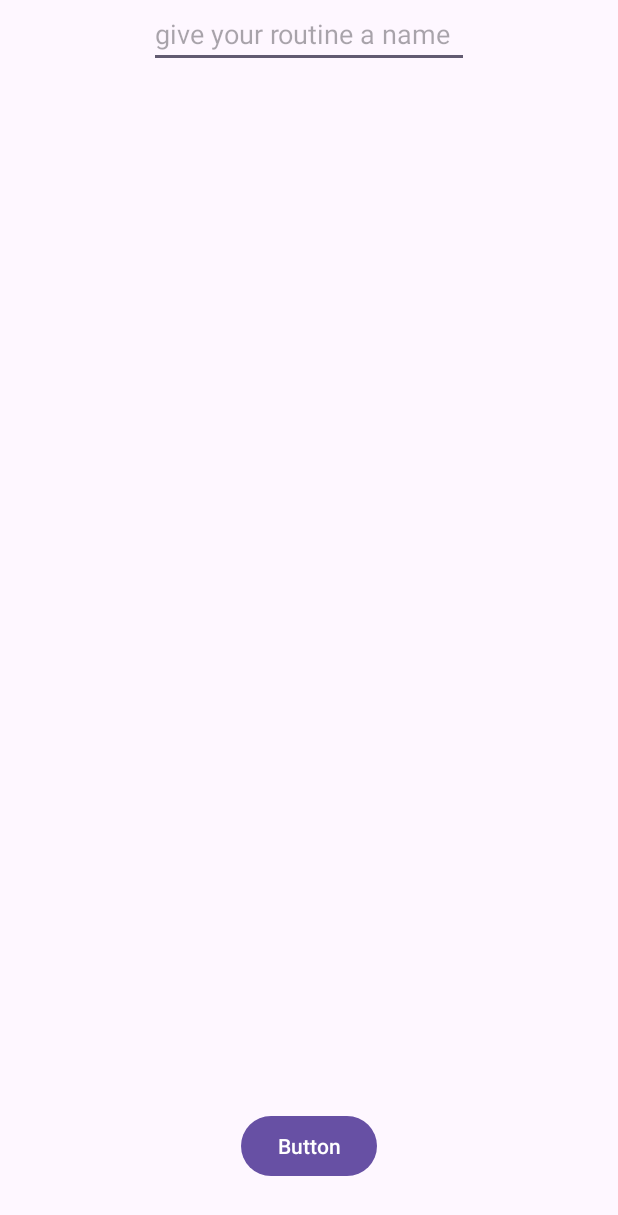
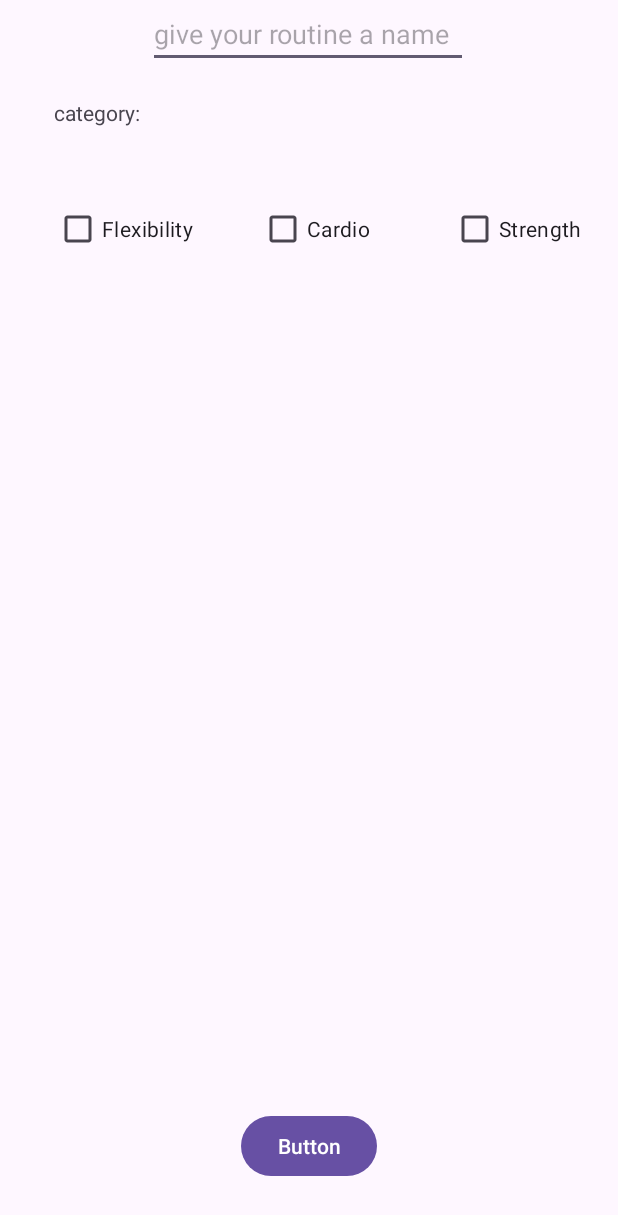
Before and after one commit to banaina/FlexFriend, an Android app: the layout activity_create_routine.xml on its own in the app's theme, with its tools: preview values and no code run, on a phone screen of 412 x 824 dp. Shown: the top 1215 px of the screen. Run offline under Robolectric (Android 15) with nearby library versions, the phone set to English and light mode, and no system bars.

Commit message:
edited the create routine xml

```diff
--- a/app/src/main/java/com/example/flexfriend/MainActivity.java
+++ b/app/src/main/java/com/example/flexfriend/MainActivity.java
@@ -58,8 +58,8 @@ public class MainActivity extends AppCompatActivity implements View.OnClickListe
         if (v.getId() == R.id.flexibilityBtn) {
             // access all the created routines of the flexibility category from the database
             // then send all the info into a recycler view
+            Toast.makeText(this, "flexibility category clicked",Toast.LENGTH_SHORT).show();
             Intent intent = new Intent(this, RoutinesActivity.class);
-            Toast.makeText(this, "flexibility category clicked",Toast.LENGTH_SHORT).show();
             startActivity(intent);
         }
 
@@ -67,12 +67,16 @@ public class MainActivity extends AppCompatActivity implements View.OnClickListe
             // access all the created routines of the cardio category from the database
             // then send all the info into a recycler view
             Toast.makeText(this, "cardio category clicked",Toast.LENGTH_SHORT).show();
+            Intent intent = new Intent(this, RoutinesActivity.class);
+            startActivity(intent);
         }
 
         if (v.getId() == R.id.strengthBtn) {
             // access all the created routines of the strength category from the database
             // then send all the info into a recycler view
             Toast.makeText(this, "strength category clicked",Toast.LENGTH_SHORT).show();
+            Intent intent = new Intent(this, RoutinesActivity.class);
+            startActivity(intent);
         }
 
         if (v.getId() == R.id.routinesBtn) {
--- a/app/src/main/java/com/example/flexfriend/RoutinesActivity.java
+++ b/app/src/main/java/com/example/flexfriend/RoutinesActivity.java
@@ -5,7 +5,7 @@ import androidx.appcompat.app.AppCompatActivity;
 import android.os.Bundle;
 
 // this class shows all the user created routines through a recycler view
-// get data from either the flexibility, cardio, or strength button intent
+// get data from either the flexibility, cardio, or strength button intent to access the database
 
 public class RoutinesActivity extends AppCompatActivity {
 
--- a/app/src/main/res/layout/activity_create_routine.xml
+++ b/app/src/main/res/layout/activity_create_routine.xml
@@ -4,6 +4,17 @@
     xmlns:tools="http://schemas.android.com/tools"
     android:layout_width="match_parent"
     android:layout_height="match_parent">
+
+
+    <CheckBox
+        android:id="@+id/strengthCheckBox"
+        android:layout_width="wrap_content"
+        android:layout_height="wrap_content"
+        android:layout_marginTop="44dp"
+        android:layout_marginEnd="24dp"
+        android:text="Strength"
+        app:layout_constraintEnd_toEndOf="parent"
+        app:layout_constraintTop_toBottomOf="@+id/textView3" />
 
     <EditText
         android:id="@+id/routineNameET"
@@ -13,10 +24,9 @@
         android:hint="give your routine a name"
         android:inputType="text"
         app:layout_constraintEnd_toEndOf="parent"
+        app:layout_constraintHorizontal_bias="0.497"
         app:layout_constraintStart_toStartOf="parent"
-        tools:layout_editor_absoluteY="60dp" />
-
-
+        app:layout_constraintTop_toTopOf="parent" />
 
     <androidx.recyclerview.widget.RecyclerView
         android:layout_width="410dp"
@@ -34,4 +44,36 @@
         app:layout_constraintBottom_toBottomOf="parent"
         app:layout_constraintEnd_toEndOf="parent"
         app:layout_constraintStart_toStartOf="parent" />
+
+    <CheckBox
+        android:id="@+id/flexibilityCheckBox"
+        android:layout_width="wrap_content"
+        android:layout_height="wrap_content"
+        android:layout_marginStart="36dp"
+        android:layout_marginTop="44dp"
+        android:text="Flexibility"
+        app:layout_constraintStart_toStartOf="parent"
+        app:layout_constraintTop_toBottomOf="@+id/textView3" />
+
+    <CheckBox
+        android:id="@+id/cardioCheckBox"
+        android:layout_width="wrap_content"
+        android:layout_height="wrap_content"
+        android:layout_marginTop="44dp"
+        android:text="Cardio"
+        app:layout_constraintEnd_toStartOf="@+id/strengthCheckBox"
+        app:layout_constraintHorizontal_bias="0.446"
+        app:layout_constraintStart_toEndOf="@+id/flexibilityCheckBox"
+        app:layout_constraintTop_toBottomOf="@+id/textView3" />
+
+    <TextView
+        android:id="@+id/textView3"
+        android:layout_width="wrap_content"
+        android:layout_height="wrap_content"
+        android:layout_marginTop="20dp"
+        android:text="category: "
+        app:layout_constraintEnd_toEndOf="parent"
+        app:layout_constraintHorizontal_bias="0.103"
+        app:layout_constraintStart_toStartOf="parent"
+        app:layout_constraintTop_toBottomOf="@+id/routineNameET" />
 </androidx.constraintlayout.widget.ConstraintLayout>
--- a/app/src/main/res/layout/create_routine_model.xml
+++ b/app/src/main/res/layout/create_routine_model.xml
@@ -19,7 +19,7 @@
             android:orientation="vertical">
 
             <CheckBox
-                android:id="@+id/checkBox"
+                android:id="@+id/timeCheckBox"
                 android:layout_width="match_parent"
                 android:layout_height="wrap_content"
                 android:text="timed"
```
Also changed, not shown: app/src/main/java/com/example/flexfriend/NewRoutineActivity.java (added, +9 -0 lines), app/src/main/res/layout/activity_full_routine_descrip.xml (+7 -4 lines), app/src/main/res/layout/activity_pick_create_routine.xml (deleted, +0 -49 lines), app/src/main/res/layout/routine_desc_model.xml (+4 -11 lines).
